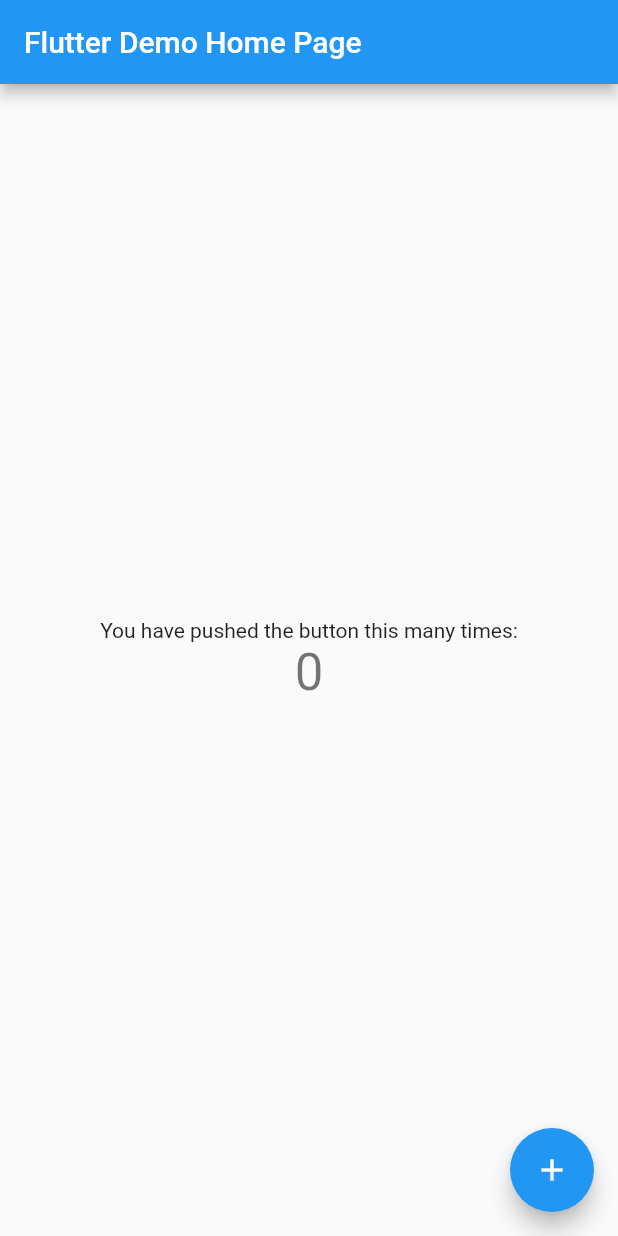
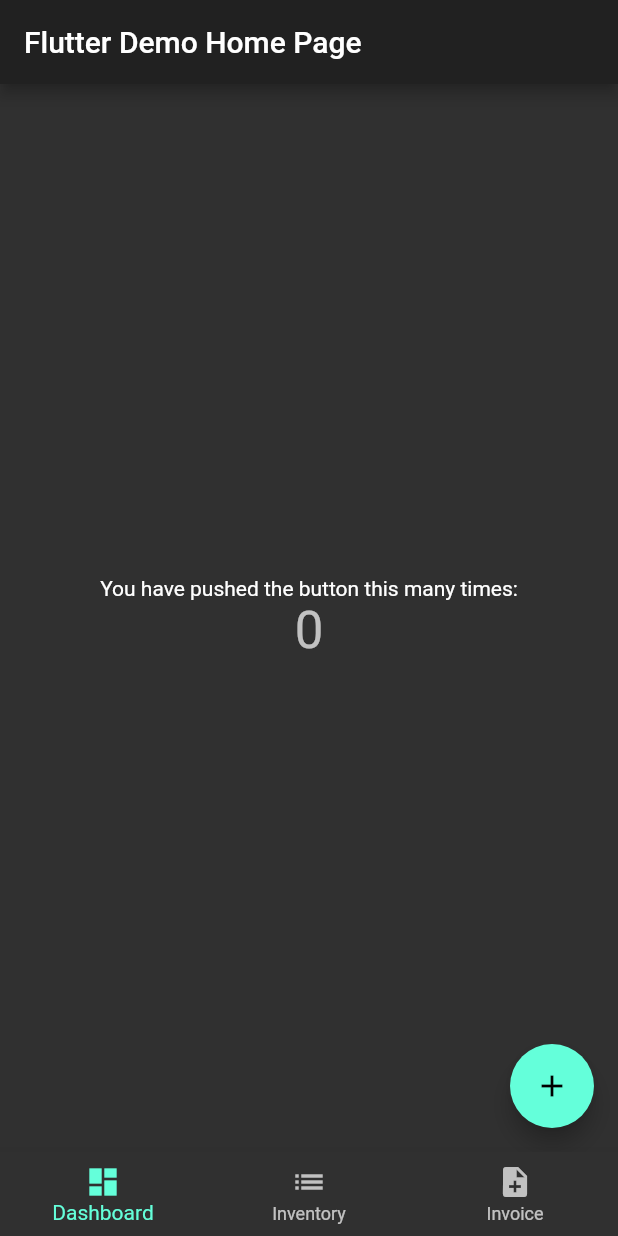
Before and after one commit to jreala/craft_closet, a Flutter app: the screen it shows after launch, on a phone screen of 412 x 824 dp. Run offline on Flutter 3.47's test engine with Material 2 defaults, Android fonts, the phone set to English and light mode, and no system bars; our stand-ins replace firebase_auth, google_sign_in, rxdart; accounts and stored records are empty.

```diff
--- a/lib/main.dart
+++ b/lib/main.dart
@@ -3,18 +3,34 @@ import 'package:rxdart/rxdart.dart';
 import 'dart:async';
 import 'package:craft_closet/bloc/GoogleAuthenticationBloc.dart';
 import 'package:craft_closet/model/GoogleAuthenticationModel.dart';
+import 'package:craft_closet/view/NavBar.dart';
 
 void main() => runApp(new MyApp());
+
+final Map<IconData, String> bottomBarMap = Map.from({
+  Icons.dashboard: 'Dashboard',
+  Icons.list: 'Inventory',
+  Icons.note_add: 'Invoice',
+//  Icons.assignment: 'Order Form',
+//  Icons.history: 'Transaction History'
+});
+
+//    Scaffold(
+//    body: new MyHomePage(title: 'Flutter Demo Home Page'),
+//    bottomNavigationBar: new NavBar(bottomBarMap),
+//    );
+
 
 class MyApp extends StatelessWidget {
   @override
   Widget build(BuildContext context) {
     return new MaterialApp(
-      title: 'Flutter Demo',
-      theme: new ThemeData(
-        primarySwatch: Colors.blue,
-      ),
-      home: new MyHomePage(title: 'Flutter Demo Home Page'),
+      title: 'Craft Closet',
+      theme: new ThemeData.dark(),
+      home: new Scaffold(
+        body: new MyHomePage(title: 'Flutter Demo Home Page'),
+        bottomNavigationBar: new NavBar(bottomBarMap),
+      )
     );
   }
 }
--- /dev/null
+++ b/lib/view/NavBar.dart
@@ -0,0 +1,28 @@
+import 'package:flutter/material.dart';
+
+class NavBar extends StatelessWidget {
+  final Map<IconData, String> _icons;
+
+  NavBar(this._icons);
+
+  List<BottomNavigationBarItem> _buildBottomBar() {
+    final list = new List<BottomNavigationBarItem>();
+
+    _icons.forEach((icon, text) {
+      print(text);
+      final item = BottomNavigationBarItem(
+        icon: new Icon(icon),
+        title: new Text(text)
+      );
+
+      list.add(item);
+    });
+
+    return list;
+  }
+
+  @override
+  Widget build(BuildContext context) {
+    return new BottomNavigationBar(items: _buildBottomBar());
+  }
+}
```
